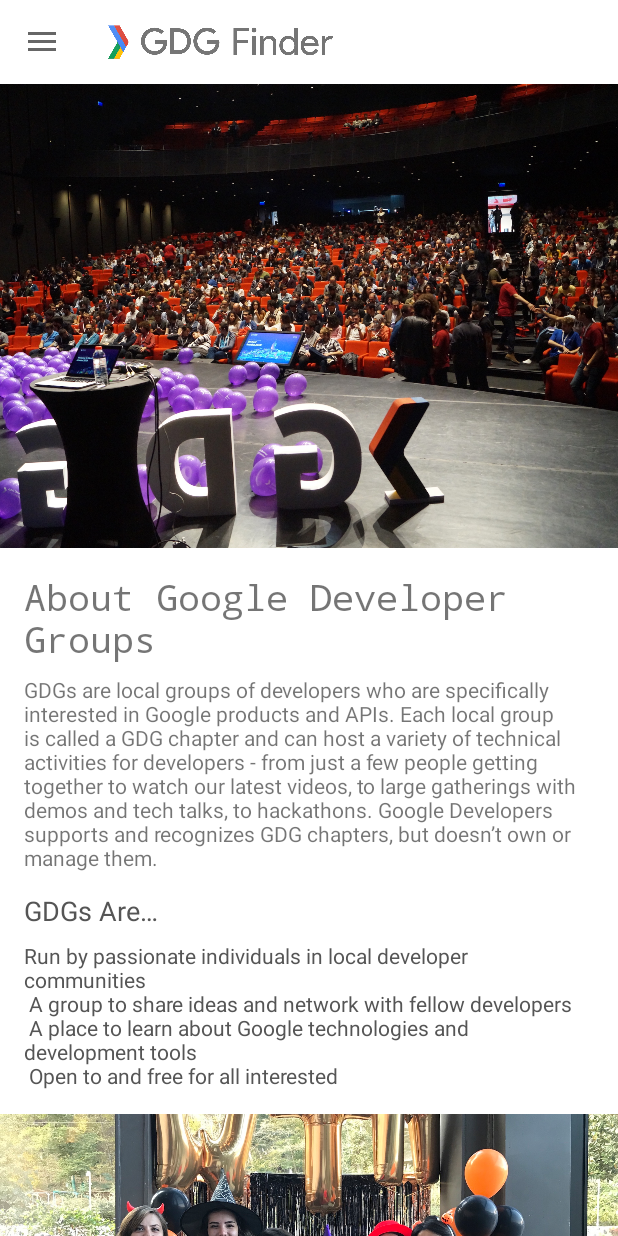
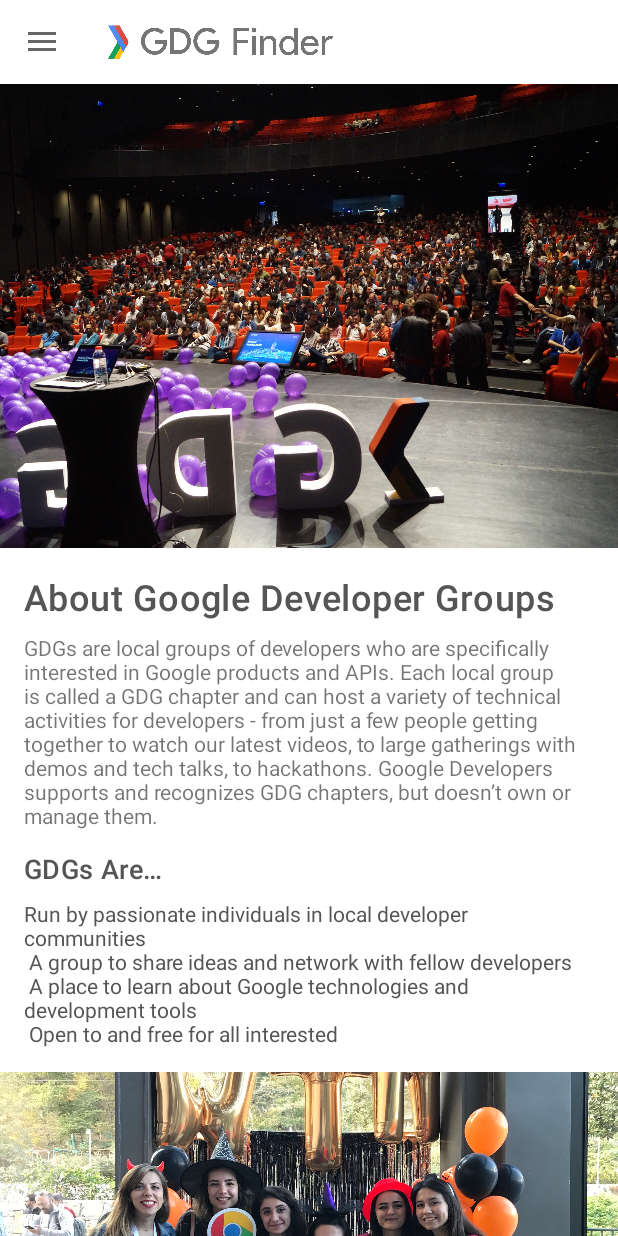
Before and after one commit to fabiohxcx/gdg-finder, an Android app: the screen it shows after launch (MainActivity), on a phone screen of 412 x 824 dp. Run offline under Robolectric (Android 15) with nearby library versions, the phone set to English and light mode, and no system bars; our stand-ins replace data binding, navigation-ui; Roboto replaces fonts that are not available here.

Commit message:
Adding styles to TextView

```diff
--- a/app/src/main/res/layout/home_fragment.xml
+++ b/app/src/main/res/layout/home_fragment.xml
@@ -25,12 +25,11 @@
 
         <TextView
             android:id="@+id/title"
+            style="@style/TextAppearance.Title"
             android:layout_width="0dp"
             android:layout_height="wrap_content"
             android:layout_marginTop="16dp"
-            android:fontFamily="monospace"
             android:text="@string/about_google_developer_groups"
-            android:textSize="24sp"
             app:layout_constraintEnd_toStartOf="@+id/end_grid"
             app:layout_constraintStart_toStartOf="@+id/start_grid"
             app:layout_constraintTop_toBottomOf="@id/image" />
@@ -51,8 +50,7 @@
             android:layout_height="wrap_content"
             android:layout_marginTop="13dp"
             android:text="@string/gdgs_are"
-            android:textColor="#555555"
-            android:textSize="18sp"
+            style="@style/TextAppearance.Subtitle"
             app:layout_constraintEnd_toStartOf="@id/end_grid"
             app:layout_constraintStart_toEndOf="@id/start_grid"
             app:layout_constraintTop_toBottomOf="@+id/intro_text" />
--- a/app/src/main/res/values/styles.xml
+++ b/app/src/main/res/values/styles.xml
@@ -9,4 +9,13 @@
         <item name="android:fontFamily">@font/lobster_two</item>
     </style>
 
+    <style name="TextAppearance.Title" parent="TextAppearance.MaterialComponents.Headline6">
+        <item name="android:textSize">24sp</item>
+        <item name="android:textColor">#555555</item>
+    </style>
+
+    <style name="TextAppearance.Subtitle" parent="TextAppearance.Title">
+        <item name="android:textSize">18sp</item>
+
+    </style>
 </resources>
```
